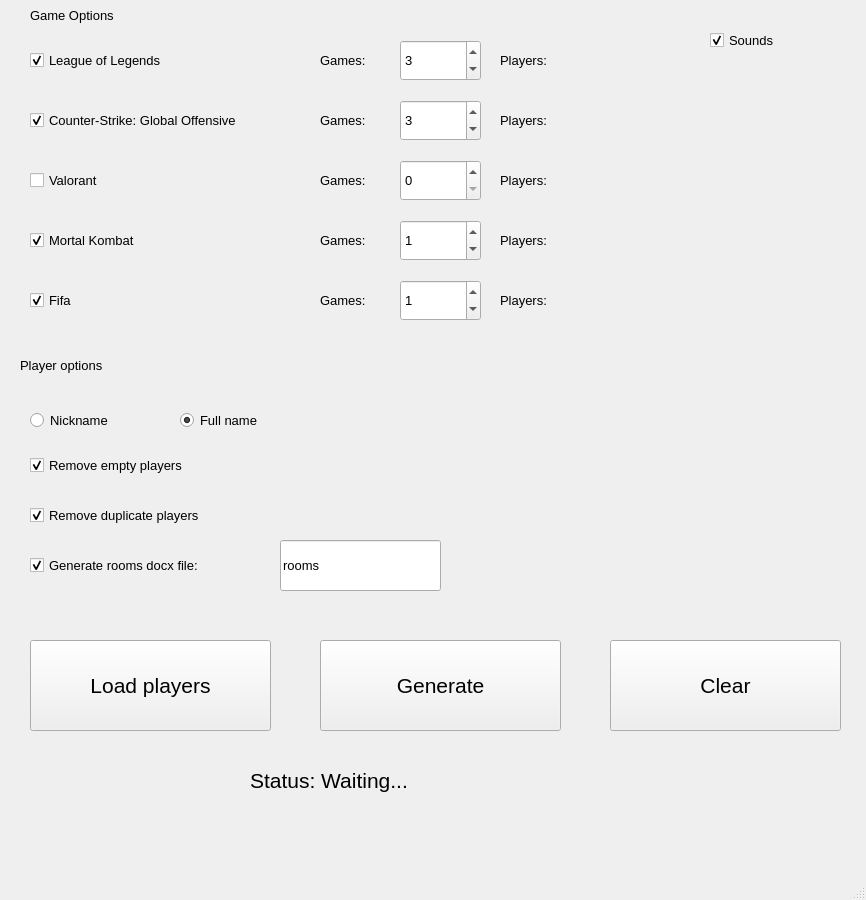
Artkor1/Team-Generator, file GUIteamgenerator.ui: the form before one commit.
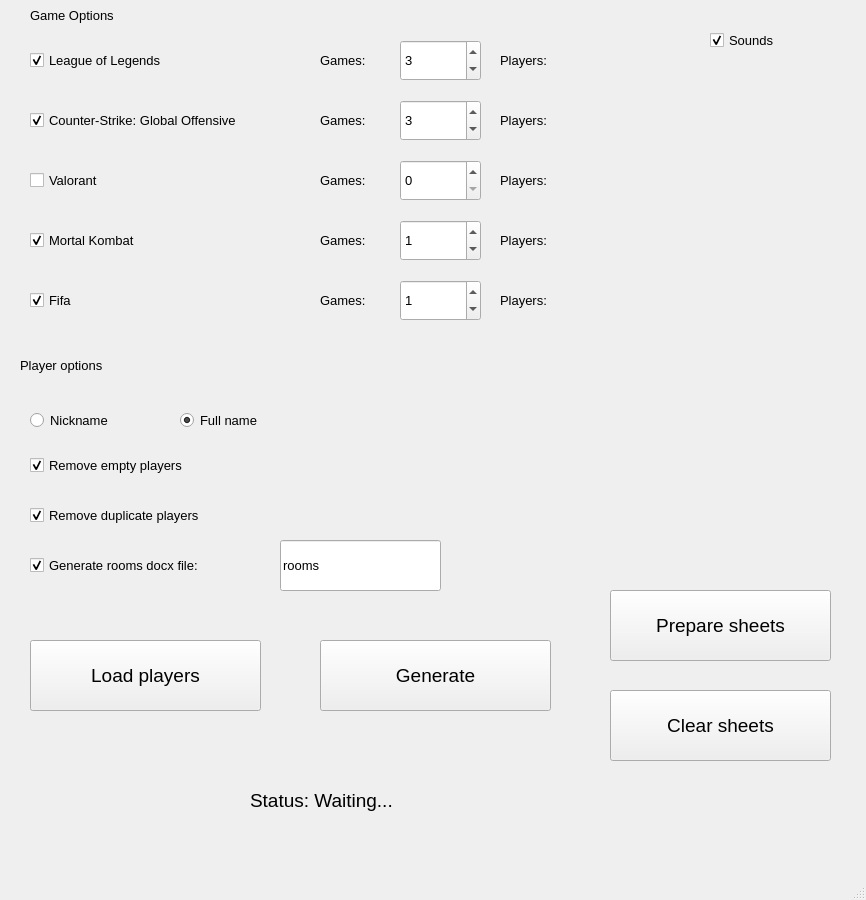
The form after the commit.

What changed in the file:
```diff
--- a/GUIteamgenerator.ui
+++ b/GUIteamgenerator.ui
@@ -42,13 +42,13 @@
      <rect>
       <x>320</x>
       <y>640</y>
-      <width>241</width>
-      <height>91</height>
+      <width>231</width>
+      <height>71</height>
      </rect>
     </property>
     <property name="font">
      <font>
-      <pointsize>16</pointsize>
+      <pointsize>14</pointsize>
      </font>
     </property>
     <property name="text">
@@ -158,18 +158,18 @@
     <property name="geometry">
      <rect>
       <x>610</x>
-      <y>640</y>
-      <width>231</width>
-      <height>91</height>
+      <y>690</y>
+      <width>221</width>
+      <height>71</height>
      </rect>
     </property>
     <property name="font">
      <font>
-      <pointsize>16</pointsize>
+      <pointsize>14</pointsize>
      </font>
     </property>
     <property name="text">
-     <string>Clear</string>
+     <string>Clear sheets</string>
     </property>
    </widget>
    <widget class="QCheckBox" name="gameCheck1">
@@ -411,13 +411,13 @@
      <rect>
       <x>30</x>
       <y>640</y>
-      <width>241</width>
-      <height>91</height>
+      <width>231</width>
+      <height>71</height>
      </rect>
     </property>
     <property name="font">
      <font>
-      <pointsize>16</pointsize>
+      <pointsize>14</pointsize>
      </font>
     </property>
     <property name="text">
@@ -509,14 +509,14 @@
     <property name="geometry">
      <rect>
       <x>250</x>
-      <y>750</y>
+      <y>770</y>
       <width>591</width>
       <height>61</height>
      </rect>
     </property>
     <property name="font">
      <font>
-      <pointsize>16</pointsize>
+      <pointsize>14</pointsize>
      </font>
     </property>
     <property name="text">
@@ -682,6 +682,24 @@
      <string>Players: </string>
     </property>
    </widget>
+   <widget class="QPushButton" name="prepareButton">
+    <property name="geometry">
+     <rect>
+      <x>610</x>
+      <y>590</y>
+      <width>221</width>
+      <height>71</height>
+     </rect>
+    </property>
+    <property name="font">
+     <font>
+      <pointsize>14</pointsize>
+     </font>
+    </property>
+    <property name="text">
+     <string>Prepare sheets</string>
+    </property>
+   </widget>
   </widget>
   <widget class="QMenuBar" name="menubar">
    <property name="geometry">
```
